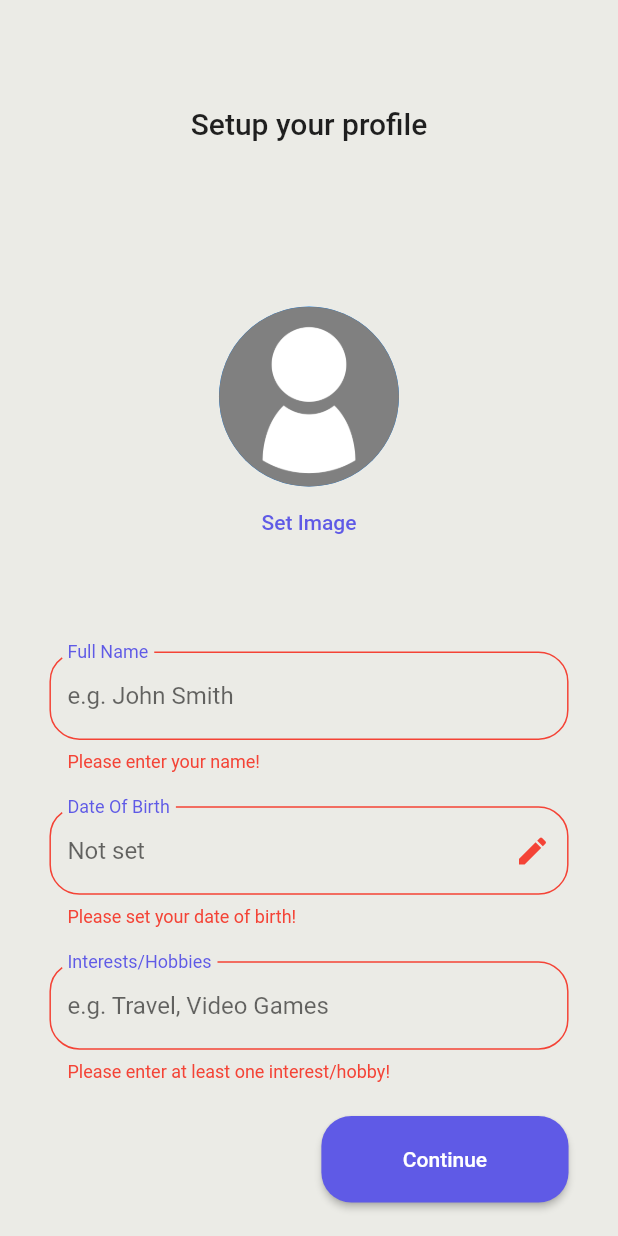
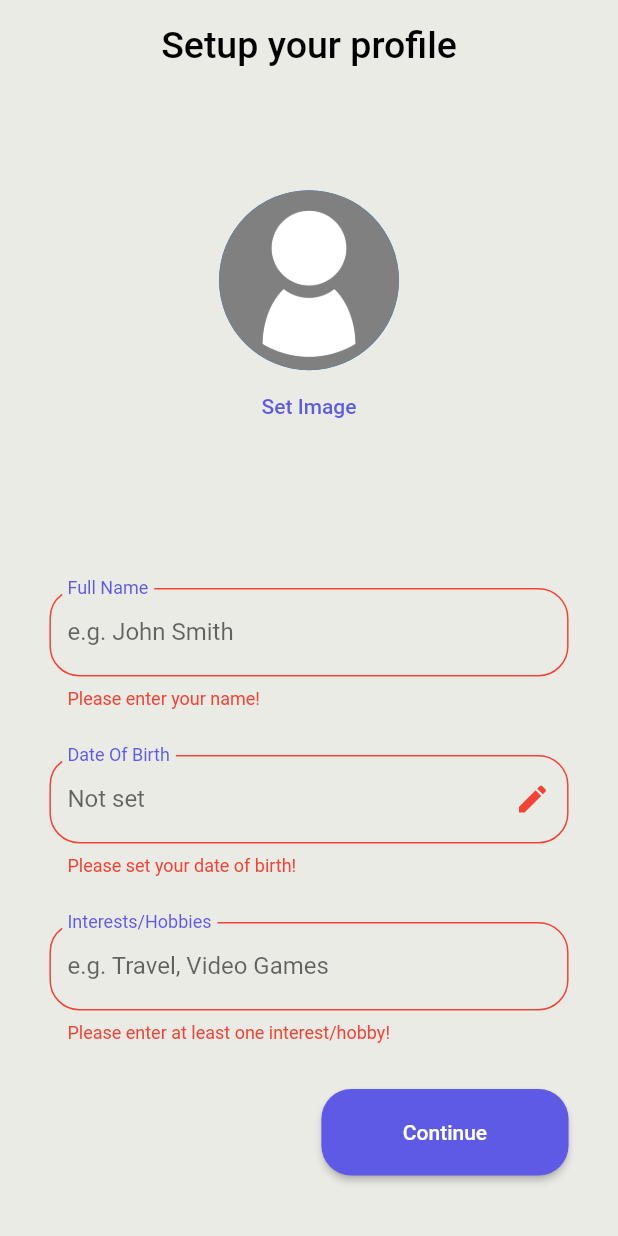
Before and after one commit to JahanzaibZ/ChatNova, a Flutter app: the screen it shows once a user with an empty profile is signed in, after a tap on "Continue", on a phone screen of 412 x 824 dp. Run offline on Flutter 3.47's test engine with Material 2 defaults, Android fonts, the phone set to English and light mode, and no system bars; our stand-ins replace cloud_firestore, firebase_auth, firebase_core, firebase_storage, google_fonts, image_picker and 2 more; accounts and stored records are empty; network calls fail; Roboto replaces fonts that are missing (Ubuntu); project files that could hold a hidden picture were left out.

Commit message:
Worked on profile editing

```diff
--- a/lib/main.dart
+++ b/lib/main.dart
@@ -90,6 +90,7 @@ class MainApp extends StatelessWidget {
           OtpScreen.routeName: (context) => const OtpScreen(),
           PrivacyPolicyScreen.routeName: (context) =>
               const PrivacyPolicyScreen(),
+          ProfileSetupScreen.routeName: (context) => const ProfileSetupScreen(),
           NewChatScreen.routeName: (context) => const NewChatScreen(),
           MessageScreen.routeName: (context) => const MessageScreen(),
           ProfileScreen.routeName: (context) => const ProfileScreen(),
--- a/lib/providers/user_data_provider.dart
+++ b/lib/providers/user_data_provider.dart
@@ -11,7 +11,12 @@ import '../models/chat.dart';
 import '../models/message.dart';
 
 class UserDataProvider with ChangeNotifier {
-  late AppUser _user;
+  var _user = AppUser(
+    id: 'NO_ID',
+    name: 'NO_NAME',
+    dateOfBirth: DateTime.now(),
+    interests: ['NO_INTERESTS'],
+  );
   final List<AppUser> _userFriends = [];
   final List<AppUser> _userBlocks = [];
   final List<Chat> _chats = [];
@@ -70,6 +75,7 @@ class UserDataProvider with ChangeNotifier {
     bool block = false,
     required AppUser user,
   }) async {
+    await Future.delayed(const Duration(milliseconds: 100));
     if (block) {
       if (remove) {
         _userBlocks.removeWhere((block) => block.id == user.id);
--- a/lib/screens/main_screen.dart
+++ b/lib/screens/main_screen.dart
@@ -64,7 +64,6 @@ class _MainScreenState extends State<MainScreen> {
       ];
     }
     return AppBar(
-      // backgroundColor: Colors.amber,
       toolbarHeight: kToolbarHeight * 1.25,
       title: Text(
         title,
@@ -89,6 +88,7 @@ class _MainScreenState extends State<MainScreen> {
 
   @override
   Widget build(BuildContext context) {
+    // debugPrint('Main Screen Executed');
     return Scaffold(
       appBar: _scaffoldAppBar(),
       body: _scaffoldBody(),
--- a/lib/screens/more_screen.dart
+++ b/lib/screens/more_screen.dart
@@ -2,6 +2,7 @@ import 'package:flutter/material.dart';
 import 'package:provider/provider.dart';
 import 'package:firebase_auth/firebase_auth.dart';
 
+import '../screens/profile_setup_screen.dart';
 import '../providers/user_data_provider.dart';
 
 class MoreScreen extends StatelessWidget {
@@ -29,6 +30,10 @@ class MoreScreen extends StatelessWidget {
                 'Unknown',
           ),
           trailing: const Icon(Icons.keyboard_arrow_right),
+          onTap: () => Navigator.of(context).pushNamed(
+            ProfileSetupScreen.routeName,
+            arguments: true,
+          ),
         ),
         const ListTile(
           leading: Icon(
--- a/lib/screens/profile_setup_screen.dart
+++ b/lib/screens/profile_setup_screen.dart
@@ -22,7 +22,7 @@ class ProfileSetupScreen extends StatefulWidget {
 }
 
 class _ProfileSetupScreenState extends State<ProfileSetupScreen> {
-  AppUser _user = AppUser(
+  var _user = AppUser(
     id: 'NO_ID',
     name: 'NO_NAME',
     dateOfBirth: DateTime.now(),
@@ -31,7 +31,7 @@ class _ProfileSetupScreenState extends State<ProfileSetupScreen> {
   final _formKey = GlobalKey<FormState>();
   File? _pickedImage;
   DateTime? _pickedDate;
-
+  var _editProfile = false;
   var _isLoading = false;
 
   Future<void> _saveForm() async {
@@ -41,15 +41,21 @@ class _ProfileSetupScreenState extends State<ProfileSetupScreen> {
       var authProvider = Provider.of<AuthProvider>(context, listen: false);
       var authInstance = FirebaseAuth.instance;
       var isValid = _formKey.currentState!.validate();
+      var scaffoldMessener = ScaffoldMessenger.of(context);
       if (isValid) {
         setState(() {
           _isLoading = true;
         });
+        if (_editProfile) {
+          scaffoldMessener
+              .showSnackBar(const SnackBar(content: Text('Saving Profile...')));
+        } else {
           showCustomDialog(
             context,
             content: 'Loading...',
             showActionButton: false,
           );
+        }
         _formKey.currentState!.save();
         profileProvider.setUserInfo = _user.copyWith(
           emailAddress: authInstance.currentUser!.email,
@@ -59,11 +65,19 @@ class _ProfileSetupScreenState extends State<ProfileSetupScreen> {
           await profileProvider.uploadProfileImage(_pickedImage!);
         }
         await profileProvider.fetchAndSetUserProfileInfo();
+        if (!_editProfile) {
           await authProvider.isNewUser(false);
-        if (!mounted) {
-          return;
         }
+        if (mounted && _editProfile) {
+          scaffoldMessener.hideCurrentSnackBar();
+          setState(() {
+            _isLoading = false;
+          });
+          scaffoldMessener
+              .showSnackBar(const SnackBar(content: Text('Profile Saved!')));
+        } else if (mounted) {
           Navigator.of(context).popUntil((route) => route.isFirst);
+        }
       }
     } catch (error) {
       Navigator.of(context).pop();
@@ -168,13 +182,44 @@ class _ProfileSetupScreenState extends State<ProfileSetupScreen> {
     });
   }
 
+  ImageProvider<Object>? _showProfileImage() {
+    if (_pickedImage != null) {
+      return FileImage(_pickedImage!);
+    } else {
+      if (_editProfile) {
+        if (_user.profilePictureURL != null) {
+          return NetworkImage(_user.profilePictureURL!);
+        } else {
+          return null;
+        }
+      } else {
+        return null;
+      }
+    }
+  }
+
   @override
   Widget build(BuildContext context) {
     final mediaQuery = MediaQuery.of(context);
     final scaffoldBodyHeight = mediaQuery.size.height -
+        (kToolbarHeight * 1.25) -
         mediaQuery.padding.top -
         mediaQuery.padding.bottom;
+    _editProfile =
+        (ModalRoute.of(context)?.settings.arguments as bool?) ?? false;
+    if (_editProfile) {
+      _user = Provider.of<UserDataProvider>(context).user;
+      _pickedDate ??= _user.dateOfBirth;
+    }
     return Scaffold(
+      appBar: AppBar(
+        toolbarHeight: kTextTabBarHeight * 1.25,
+        title: Text(
+          _editProfile ? 'Edit your profile' : 'Setup your profile',
+          textScaleFactor: 1.25,
+        ),
+        centerTitle: true,
+      ),
       body: SingleChildScrollView(
         child: Container(
           padding:
@@ -184,43 +229,37 @@ class _ProfileSetupScreenState extends State<ProfileSetupScreen> {
           child: Column(
             children: [
               SizedBox(
-                height: scaffoldBodyHeight * .2,
-                child: Center(
-                  child: Text(
-                    'Setup your profile',
-                    style: Theme.of(context).textTheme.titleLarge,
-                  ),
-                ),
-              ),
-              SizedBox(
-                height: scaffoldBodyHeight * .3,
+                height: scaffoldBodyHeight * .4,
                 child: Column(
                   mainAxisAlignment: MainAxisAlignment.center,
                   children: [
                     CircleAvatar(
                       radius: mediaQuery.devicePixelRatio * 40,
-                      foregroundImage: _pickedImage == null
-                          ? null
-                          : FileImage(_pickedImage!),
+                      foregroundImage: _showProfileImage(),
                       backgroundImage: const AssetImage(
                         'assets/images/default_profile.png',
                       ),
                     ),
                     TextButton(
                       onPressed: _pickImage,
-                      child: const Text('Set Image'),
+                      child: Text(_pickedImage != null
+                          ? 'Change Image'
+                          : _user.profilePictureURL != null
+                              ? 'Change Image'
+                              : 'Set Image'),
                     ),
                   ],
                 ),
               ),
               SizedBox(
-                height: scaffoldBodyHeight * .5,
+                height: scaffoldBodyHeight * .6,
                 child: Form(
                   key: _formKey,
                   child: Column(
                     mainAxisAlignment: MainAxisAlignment.spaceEvenly,
                     children: [
                       TextFormField(
+                        initialValue: _editProfile ? _user.name : null,
                         textCapitalization: TextCapitalization.words,
                         decoration: const InputDecoration(
                             floatingLabelBehavior: FloatingLabelBehavior.always,
@@ -261,6 +300,8 @@ class _ProfileSetupScreenState extends State<ProfileSetupScreen> {
                         },
                       ),
                       TextFormField(
+                        initialValue:
+                            _editProfile ? _user.interests.join(', ') : null,
                         textCapitalization: TextCapitalization.words,
                         decoration: const InputDecoration(
                             floatingLabelBehavior: FloatingLabelBehavior.always,
@@ -293,7 +334,7 @@ class _ProfileSetupScreenState extends State<ProfileSetupScreen> {
                               ),
                             ),
                             onPressed: _isLoading == true ? null : _saveForm,
-                            child: const Text('Continue'),
+                            child: Text(_editProfile ? 'Save' : 'Continue'),
                           ),
                         ],
                       )
--- a/lib/widgets/profile_menu.dart
+++ b/lib/widgets/profile_menu.dart
@@ -27,6 +27,9 @@ class _ProfileMenuState extends State<ProfileMenu> {
       child: TextButton.icon(
         onPressed: areButtonEnabled ? onPressed : null,
         style: TextButton.styleFrom(
+            alignment: Alignment.centerLeft,
+            minimumSize: const Size(double.maxFinite, double.minPositive),
+            splashFactory: NoSplash.splashFactory,
             foregroundColor: Theme.of(context).textTheme.bodyMedium?.color),
         icon: Icon(
           icon,
```
Lines whose indentation alone changed are shown as unchanged.
